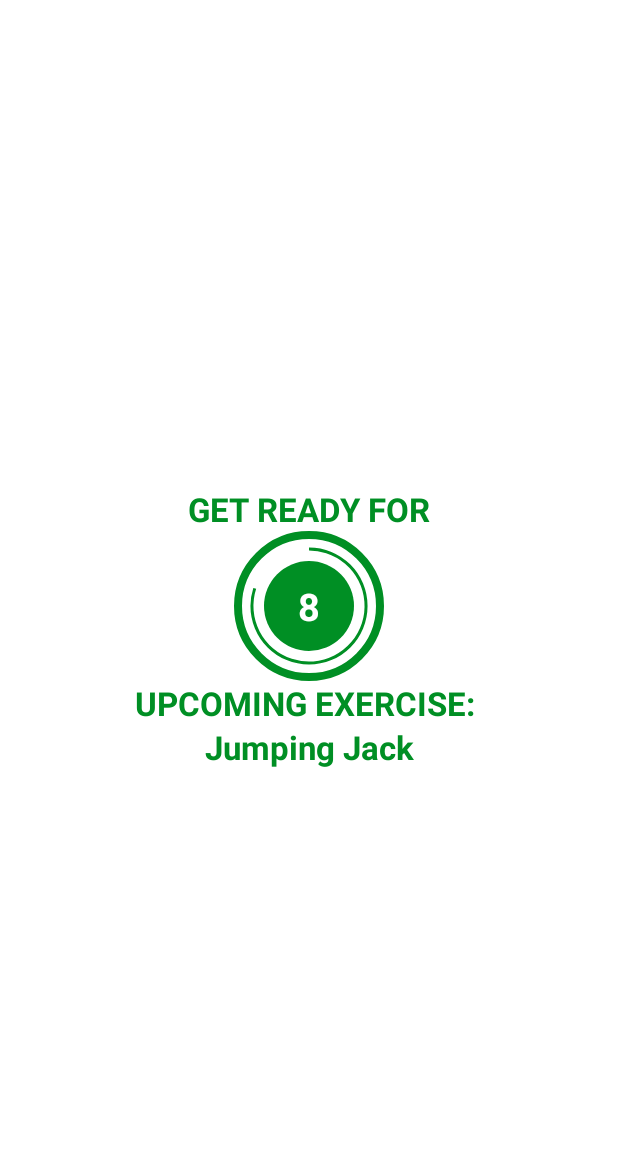
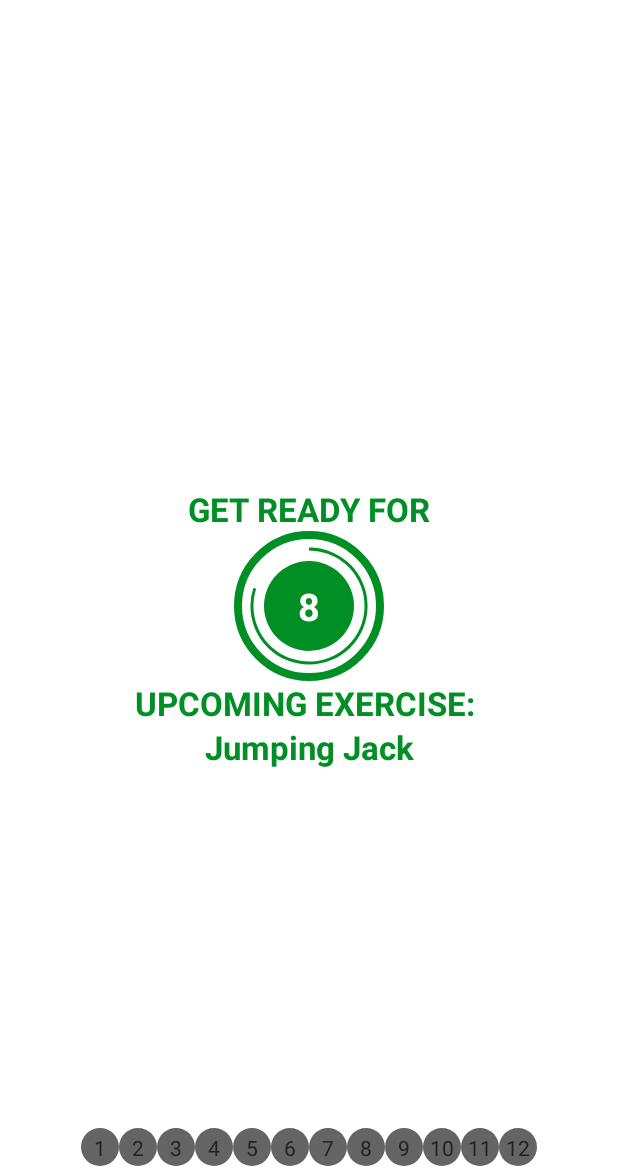
Before and after one commit to giangthao/7MinutesWorkout, an Android app: the ExerciseActivity screen opened directly, with no data from a screen before it, on a phone screen of 412 x 824 dp, the part 62-1236 px from its top. Run offline under Robolectric (Android 15) with nearby library versions, the phone set to English and light mode, and no system bars.

Commit message:
158 Displaying the RecyclerView with the Exercise Numbers

```diff
--- a/app/src/main/java/com/example/a7minutesworkout/ExerciseActivity.kt
+++ b/app/src/main/java/com/example/a7minutesworkout/ExerciseActivity.kt
@@ -9,6 +9,7 @@ import android.speech.tts.TextToSpeech
 import android.util.Log
 import android.view.View
 import android.widget.Toast
+import androidx.recyclerview.widget.LinearLayoutManager
 import com.example.a7minutesworkout.databinding.ActivityExerciseBinding
 import java.util.*
 import kotlin.collections.ArrayList
@@ -31,7 +32,9 @@ class ExerciseActivity : AppCompatActivity(), TextToSpeech.OnInitListener {
     private var player: MediaPlayer? = null
     private var tts: TextToSpeech? = null
 
-
+    // Recycle view
+     var adapter = ExerciseStatusAdapter(Constants.defaultExerciseList())
+    var exerciseAdapter : ExerciseStatusAdapter? = null
 
     override fun onCreate(savedInstanceState: Bundle?) {
         super.onCreate(savedInstanceState)
@@ -52,6 +55,16 @@ class ExerciseActivity : AppCompatActivity(), TextToSpeech.OnInitListener {
         }
         //binding?.flRestView?.visibility = View.GONE
         setupRestView()
+        // Recycle View
+       /* binding?.rvExerciseStatus?.adapter = adapter
+        binding?.rvExerciseStatus?.layoutManager = LinearLayoutManager(this,LinearLayoutManager.HORIZONTAL,false)*/
+        setupExerciseStatusRecycleView()
+    }
+    private fun setupExerciseStatusRecycleView(){
+
+        exerciseAdapter = ExerciseStatusAdapter(exerciseList!!)
+        binding?.rvExerciseStatus?.adapter = exerciseAdapter
+        binding?.rvExerciseStatus?.layoutManager =  LinearLayoutManager(this,LinearLayoutManager.HORIZONTAL,false)
     }
     private fun setupRestView(){
         // TODO (Step 3 - Playing a notification sound when the exercise is about to start when you are in the rest state
--- a/app/src/main/java/com/example/a7minutesworkout/ExerciseStatusAdapter.kt
+++ b/app/src/main/java/com/example/a7minutesworkout/ExerciseStatusAdapter.kt
@@ -10,7 +10,6 @@ class ExerciseStatusAdapter(val item: ArrayList<ExerciseModel>) :
     inner class MainViewHolder(binding: ItemExerciseStatusBinding) :
         RecyclerView.ViewHolder(binding.root) {
         val tvItem = binding.tvItem
-
     }
 
     override fun onCreateViewHolder(parent: ViewGroup, viewType: Int): MainViewHolder {
--- a/app/src/main/res/layout/activity_exercise.xml
+++ b/app/src/main/res/layout/activity_exercise.xml
@@ -164,9 +164,14 @@
     </FrameLayout>
     <androidx.recyclerview.widget.RecyclerView
         android:id="@+id/rvExerciseStatus"
-        android:layout_width="match_parent"
+        android:layout_width="wrap_content"
         android:layout_height="wrap_content"
+        android:orientation="vertical"
+        android:foregroundGravity="center"
         android:layout_margin="5dp"
+        app:layout_constraintEnd_toEndOf="parent"
+        app:layout_constraintStart_toStartOf="parent"
+
         app:layout_constraintTop_toBottomOf="@id/flExerciseView"
         app:layout_constraintBottom_toBottomOf="parent"
         />
```
